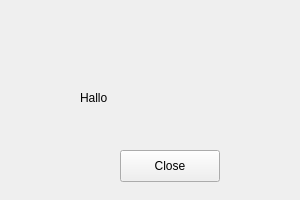
First picture: the form in test1/tecdisplay.ui, repository ursl/tessie, before the edit.
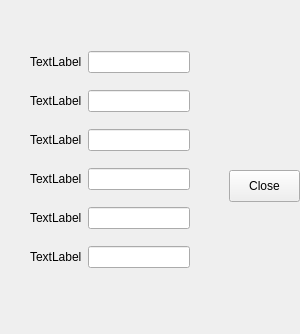
Second picture: the form after the edit.

Commit message: grid display (start)

```diff
--- a/test1/tecdisplay.ui
+++ b/test1/tecdisplay.ui
@@ -7,7 +7,7 @@
     <x>0</x>
     <y>0</y>
     <width>300</width>
-    <height>200</height>
+    <height>334</height>
    </rect>
   </property>
   <property name="minimumSize">
@@ -19,7 +19,7 @@
   <property name="maximumSize">
    <size>
     <width>300</width>
-    <height>200</height>
+    <height>400</height>
    </size>
   </property>
   <property name="windowTitle">
@@ -31,25 +31,12 @@
   <property name="autoFillBackground">
    <bool>true</bool>
   </property>
-  <widget class="QLabel" name="label">
-   <property name="geometry">
-    <rect>
-     <x>80</x>
-     <y>90</y>
-     <width>58</width>
-     <height>16</height>
-    </rect>
-   </property>
-   <property name="text">
-    <string>Hallo</string>
-   </property>
-  </widget>
   <widget class="QPushButton" name="pushButton">
    <property name="geometry">
     <rect>
-     <x>120</x>
-     <y>150</y>
-     <width>100</width>
+     <x>229</x>
+     <y>170</y>
+     <width>71</width>
      <height>32</height>
     </rect>
    </property>
@@ -57,6 +44,78 @@
     <string>Close</string>
    </property>
   </widget>
+  <widget class="QWidget" name="gridLayoutWidget">
+   <property name="geometry">
+    <rect>
+     <x>30</x>
+     <y>40</y>
+     <width>160</width>
+     <height>241</height>
+    </rect>
+   </property>
+   <layout class="QGridLayout" name="gridLayout">
+    <item row="2" column="0">
+     <widget class="QLabel" name="label_4">
+      <property name="text">
+       <string>TextLabel</string>
+      </property>
+     </widget>
+    </item>
+    <item row="0" column="0">
+     <widget class="QLabel" name="label_2">
+      <property name="text">
+       <string>TextLabel</string>
+      </property>
+     </widget>
+    </item>
+    <item row="5" column="1">
+     <widget class="QLineEdit" name="lineEdit_6"/>
+    </item>
+    <item row="3" column="1">
+     <widget class="QLineEdit" name="lineEdit_4"/>
+    </item>
+    <item row="1" column="0">
+     <widget class="QLabel" name="label_3">
+      <property name="text">
+       <string>TextLabel</string>
+      </property>
+     </widget>
+    </item>
+    <item row="4" column="1">
+     <widget class="QLineEdit" name="lineEdit_5"/>
+    </item>
+    <item row="5" column="0">
+     <widget class="QLabel" name="label">
+      <property name="text">
+       <string>TextLabel</string>
+      </property>
+     </widget>
+    </item>
+    <item row="2" column="1">
+     <widget class="QLineEdit" name="lineEdit_3"/>
+    </item>
+    <item row="0" column="1">
+     <widget class="QLineEdit" name="lineEdit"/>
+    </item>
+    <item row="4" column="0">
+     <widget class="QLabel" name="label_6">
+      <property name="text">
+       <string>TextLabel</string>
+      </property>
+     </widget>
+    </item>
+    <item row="3" column="0">
+     <widget class="QLabel" name="label_5">
+      <property name="text">
+       <string>TextLabel</string>
+      </property>
+     </widget>
+    </item>
+    <item row="1" column="1">
+     <widget class="QLineEdit" name="lineEdit_2"/>
+    </item>
+   </layout>
+  </widget>
  </widget>
  <resources/>
  <connections>
```
The commit also changes 2 other files.
